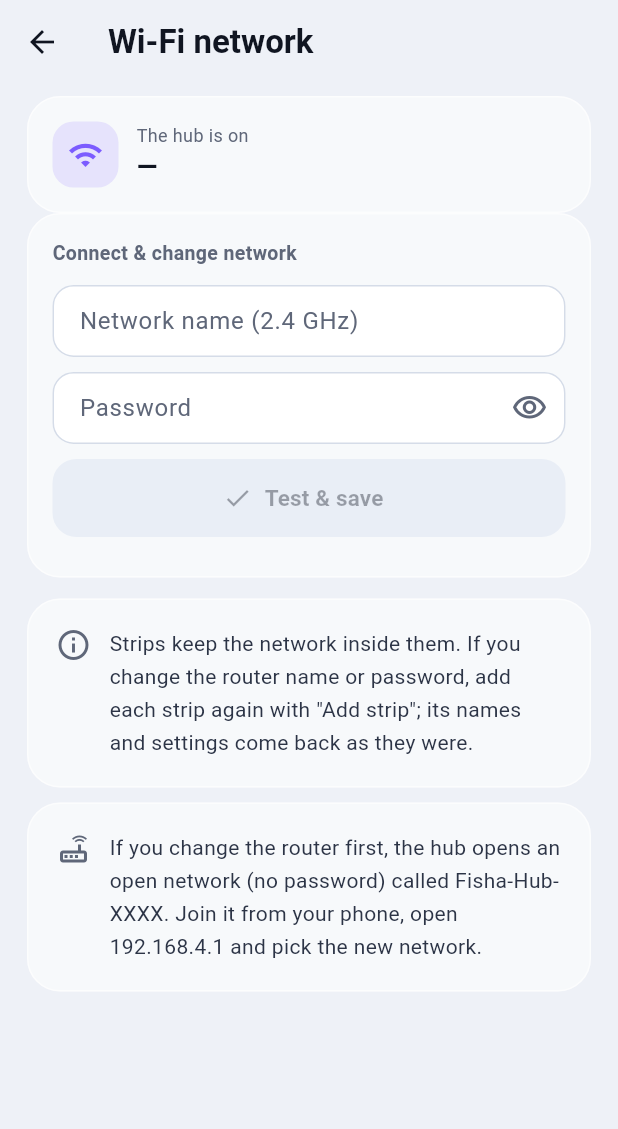
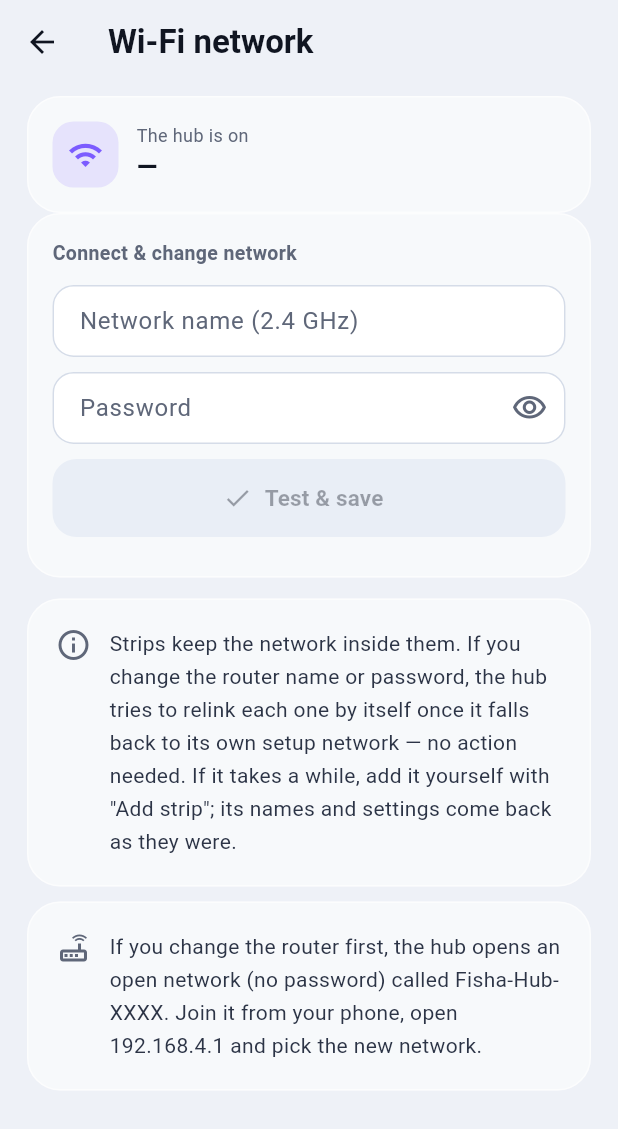
Before and after one commit to ahmadalhelly/fisha, a Flutter app: the WifiScreen screen opened directly with empty values, on a phone screen of 412 x 824 dp. Shown: the top 1129 px of the screen. Run offline on Flutter 3.47's test engine with Material 3 defaults, Android fonts, the phone set to English and light mode, and no system bars; our stand-ins replace file_picker, flutter_local_notifications, google_fonts, google_sign_in, local_auth, open_filex and 1 more; missing offline and left inert: flutter_foreground_task, mqtt_client; accounts and stored records are empty; network calls fail.

Commit message:
هاب 2.15.23: إعادة ربط المشتركات تلقائيًا بعد تغيير شبكة الواي فاي
قبل كده كل مشترك كان محتاج "إضافة مشترك" يدويًا بعد تغيير اسم/باسورد الراوتر،
لأن كل مشترك بيحفظ شبكته جوّاه بشكل مستقل. الهاب دلوقتي بيفحص كل 90 ثانية (لما
يكون فيه مشترك معروف أوفلاين) عن شبكة الضبط الخاصة بالمشترك (TONLY_TAP_...)،
ولو لقاها بيربطه تلقائيًا بنفس خطوات "إضافة مشترك" من غير أي تدخل.

ده بيشتغل بس لو المشترك نفسه رجع لوضع الضبط بعد فشل محاولات الاتصال (سلوك
الفيرموير الأصلي)؛ الهاب مش قادر يفرض الخطوة دي. اتسجل كـ event نوع "resync"
في سجل النظام، وحدّثت نص صفحة الوايفاي ليعكس السلوك الجديد.

Co-Authored-By: Claude Sonnet 5 <noreply@anthropic.com>
Claude-Session: https://claude.ai/code/session_01QvvZ1YnCYbFPrnb7Qh5Lna

```diff
--- a/app/lib/i18n.dart
+++ b/app/lib/i18n.dart
@@ -224,6 +224,7 @@ const Map<String, List<String>> _s = {
   'ev_online': ['رجع اتصل', 'Back online'],
   'ev_offline': ['فصل عن الـ Hub', 'Went offline'],
   'ev_wifi': ['الـ Hub فصل عن الواي فاي ({x})', 'Hub lost the Wi-Fi ({x})'],
+  'ev_resync': ['اتربط تلقائيًا من غير ما تحتاج تضيفه تاني', 'Relinked automatically, no need to add it again'],
   'ev_offline_stuck': ['فصل: الـ Hub مقدرش يبعتله', 'Went offline: the hub could not send to it'],
   'ev_offline_stale': ['فصل: سكت ومردّش', 'Went offline: stopped answering'],
   'ev_voltage': ['فولت غير طبيعي ({x})', 'Unusual voltage ({x})'],
--- a/app/lib/screens/events_screen.dart
+++ b/app/lib/screens/events_screen.dart
@@ -40,6 +40,7 @@ String eventText(AppState s, HubEvent e) {
     'pair_ok' => t('ev_pair_ok', {'x': m}),
     'pair_no' => t('ev_pair_no', {'x': m}),
     'owner' => t('ev_owner', {'x': m}),
+    'resync' => t('ev_resync'),
     _ => '${e.type} $m',
   };
   return who.isEmpty ? body.trim() : '$who — ${body.trim()}';
@@ -68,6 +69,7 @@ IconData _icon(String type) => switch (type) {
       'strip_fw' => Icons.system_update_alt,
       'strip_fw_fail' => Icons.error_outline,
       'pair' || 'pair_ok' || 'pair_no' || 'owner' => Icons.phonelink_lock_outlined,
+      'resync' => Icons.sync,
       _ => Icons.info_outline,
     };
 
@@ -83,7 +85,7 @@ Color _tone(String type) => switch (type) {
 
 /// System-log filter of a hub event: wifi / hub / fw
 String _sysGroup(String type) => switch (type) {
-      'wifi' => 'wifi',
+      'wifi' || 'resync' => 'wifi',
       'strip_fw' || 'strip_fw_fail' => 'fw',
       _ => 'hub',
     };
--- a/app/lib/screens/wifi_screen.dart
+++ b/app/lib/screens/wifi_screen.dart
@@ -100,7 +100,11 @@ class _WifiScreenState extends State<WifiScreen> {
                 primaryButton(_tr('جرّب واحفظ', 'Test & save'), _busy || s.mode == ConnMode.offline ? null : _apply, icon: Icons.check),
               ]),
             const SizedBox(height: 14),
-            emptyCard(_tr('المشتركات بتحفظ الشبكة جواها. لو غيّرت اسم أو باسورد الراوتر نفسه، كل مشترك محتاج تضيفه تاني من "إضافة مشترك"، وأساميه وإعداداته هترجع زي ما هي.', 'Strips keep the network inside them. If you change the router name or password, add each strip again with "Add strip"; its names and settings come back as they were.'), icon: Icons.info_outline),
+            emptyCard(
+                _tr(
+                    'المشتركات بتحفظ الشبكة جواها. لو غيّرت اسم أو باسورد الراوتر نفسه، الـ Hub بيحاول يربطهم تاني لوحده أول ما كل مشترك يرجع لشبكة ضبطه الخاصة — من غير ما تعمل حاجة. لو استغرق وقت طويل، ضيفه بنفسك من "إضافة مشترك" وأساميه وإعداداته هترجع زي ما هي.',
+                    'Strips keep the network inside them. If you change the router name or password, the hub tries to relink each one by itself once it falls back to its own setup network — no action needed. If it takes a while, add it yourself with "Add strip"; its names and settings come back as they were.'),
+                icon: Icons.info_outline),
             const SizedBox(height: 10),
             emptyCard(_tr('لو غيّرت الراوتر قبل ما تغيّر هنا، الـ Hub هيفتح شبكة مفتوحة (من غير باسورد) اسمها Fisha-Hub-XXXX. ادخل عليها من الموبايل، وافتح 192.168.4.1 واختار الشبكة الجديدة.', 'If you change the router first, the hub opens an open network (no password) called Fisha-Hub-XXXX. Join it from your phone, open 192.168.4.1 and pick the new network.'), icon: Icons.router_outlined),
           ]),
```
Also changed, not shown: 1 other file.
